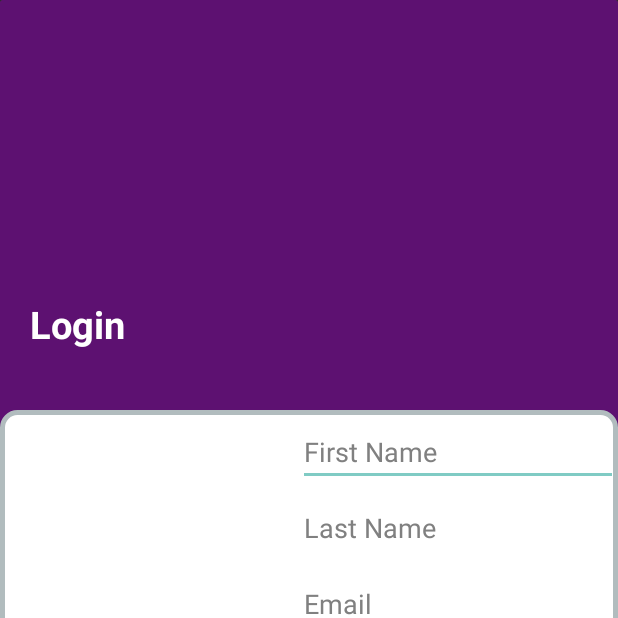
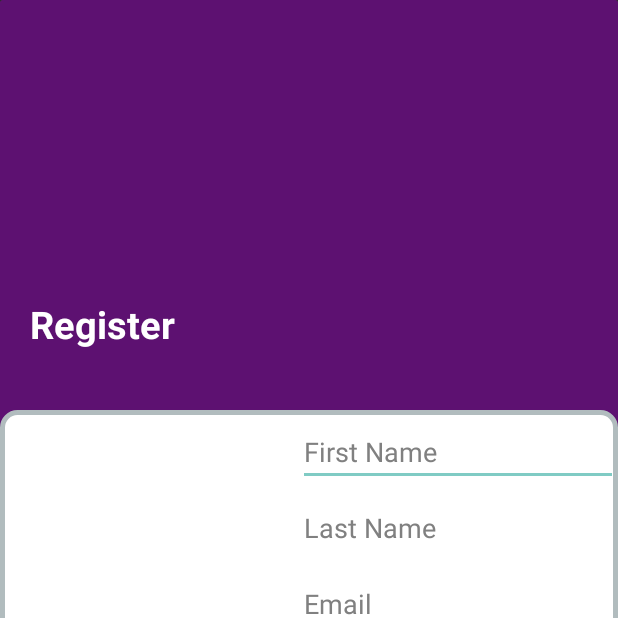
Before and after one commit to ShalevAsor/ChallengesGame, an Android app: the screen it shows after launch (RegisterActivity), after a tap on "Create a new Account!", on a phone screen of 412 x 824 dp, the top half of it. Run offline under Robolectric (Android 15) with nearby library versions, the phone set to English and light mode, and no system bars; our stand-ins replace Firebase (no records; nobody signed in at launch, a user with empty details on screens opened directly); Roboto replaces fonts that are not available here.

Commit message:
add circle to marker, fixed documantation,marker popup

```diff
--- a/app/src/main/java/com/example/myapp/LoginActivity.kt
+++ b/app/src/main/java/com/example/myapp/LoginActivity.kt
@@ -1,10 +1,14 @@
 package com.example.myapp
 
+import android.Manifest
 import android.R.attr
 import android.content.Intent
+import android.content.pm.PackageManager
 import android.os.Bundle
 import android.widget.Toast
 import androidx.appcompat.app.AppCompatActivity
+import androidx.core.app.ActivityCompat
+import androidx.core.content.ContextCompat
 import com.example.myapp.databinding.ActivityLoginBinding
 import com.google.android.gms.auth.api.signin.GoogleSignIn
 import com.google.android.gms.auth.api.signin.GoogleSignInAccount
@@ -26,6 +30,8 @@ class LoginActivity : AppCompatActivity() {
     private lateinit var mGoogleSignInClient: GoogleSignInClient
     private lateinit var googleAccount: GoogleSignInAccount
 
+    private val permissionCode = 101
+
     override fun onCreate(savedInstanceState: Bundle?) {
         super.onCreate(savedInstanceState)
 
@@ -41,8 +47,8 @@ class LoginActivity : AppCompatActivity() {
         binding.registerPage.setOnClickListener {
             updateUI("register")
         }
-        binding.btnlogin.setOnClickListener {
-            val email = binding.eEmail.text.toString()
+        binding.btnLogin.setOnClickListener {
+            val email = binding.loginEmail.text.toString()
             val pass = binding.loginPass.text.toString()
 
             if (email.isNotEmpty() && pass.isNotEmpty()) {
@@ -63,7 +69,7 @@ class LoginActivity : AppCompatActivity() {
             signInGoogle()
 
         }
-
+        requestLocationPermission()
 
     }
 
@@ -124,4 +130,16 @@ class LoginActivity : AppCompatActivity() {
             startActivity(intent)
         }
     }
+    /*
+     * Request location permission,not handling the results here
+     * its done in the MapsActivity by a callback
+     */
+    private fun requestLocationPermission() {
+        if (ContextCompat.checkSelfPermission(this.applicationContext,
+                Manifest.permission.ACCESS_FINE_LOCATION)
+            != PackageManager.PERMISSION_GRANTED) {
+            ActivityCompat.requestPermissions(this, arrayOf(Manifest.permission.ACCESS_FINE_LOCATION),
+                permissionCode)
+        }
+    }
 }
--- /dev/null
+++ b/app/src/main/res/drawable/popup_close_circle.xml
@@ -0,0 +1,4 @@
+<?xml version="1.0" encoding="utf-8"?>
+<shape android:shape="oval" xmlns:android="http://schemas.android.com/apk/res/android">
+    <stroke android:width="2dp" android:color="@color/white"/>
+</shape>
--- a/app/src/main/res/layout/activity_register.xml
+++ b/app/src/main/res/layout/activity_register.xml
@@ -13,13 +13,13 @@
         android:orientation="vertical">
 
         <TextView
-            android:id="@+id/login_welcome"
+            android:id="@+id/registerTitle"
             android:layout_width="218dp"
             android:layout_height="wrap_content"
             android:layout_gravity="start"
             android:layout_marginStart="20dp"
             android:layout_marginBottom="40dp"
-            android:text="@string/login_welcome"
+            android:text="@string/register_title"
             android:textColor="@color/white"
             android:textSize="25sp"
             android:textStyle="bold"
@@ -33,39 +33,39 @@
             android:textAlignment="textStart">
 
             <EditText
-                android:id="@+id/editFName"
+                android:id="@+id/registerFName"
                 android:layout_width="wrap_content"
                 android:layout_height="wrap_content"
                 android:layout_marginStart="10dp"
                 android:layout_marginTop="5dp"
                 android:ems="10"
-                android:hint="@string/registerFirstName"
+                android:hint="@string/register_first_name"
                 android:inputType="textPersonName"
                 android:textColorHint="@color/Gray"
                 android:textColor="@color/Black"
                 android:layout_gravity="end"
                 android:paddingTop="10dp" />
             <EditText
-                android:id="@+id/editLName"
+                android:id="@+id/registerLName"
                 android:layout_width="wrap_content"
                 android:layout_height="wrap_content"
                 android:layout_marginStart="10dp"
                 android:layout_marginTop="5dp"
                 android:ems="10"
-                android:hint="@string/registerLastName"
+                android:hint="@string/register_last_name"
                 android:inputType="textPersonName"
                 android:textColorHint="@color/Gray"
                 android:textColor="@color/Black"
                 android:layout_gravity="end"
                 android:paddingTop="10dp" />
             <EditText
-                android:id="@+id/editEmail"
+                android:id="@+id/registerEmail"
                 android:layout_width="wrap_content"
                 android:layout_height="wrap_content"
                 android:layout_marginStart="10dp"
                 android:layout_marginTop="5dp"
                 android:ems="10"
-                android:hint="@string/registerEmail"
+                android:hint="@string/register_email"
                 android:inputType="textEmailAddress"
                 android:textColorHint="@color/Gray"
                 android:textColor="@color/Black"
@@ -73,7 +73,7 @@
                 android:paddingTop="10dp" />
 
             <EditText
-                android:id="@+id/editPass"
+                android:id="@+id/registerPass"
                 android:layout_width="wrap_content"
                 android:layout_height="wrap_content"
                 android:layout_marginStart="10dp"
@@ -81,19 +81,19 @@
                 android:textColor="@color/Black"
                 android:ems="10"
                 android:layout_gravity="end"
-                android:hint="@string/registerPassword"
+                android:hint="@string/register_password"
                 android:textColorHint="@color/Gray"
                 android:inputType="textPassword"
                 android:textDirection="locale" />
 
             <TextView
-                android:id="@+id/loginPage"
+                android:id="@+id/registerLoginPage"
                 android:layout_width="wrap_content"
                 android:layout_height="wrap_content"
                 android:layout_marginTop="10dp"
                 android:layout_gravity="end"
-                android:layout_marginRight="15dp"
-                android:text="@string/registerHaveAccountLogin"
+                android:layout_marginEnd="15dp"
+                android:text="@string/register_login"
                 android:textColor="#36073E" />
 
             <Button
@@ -103,7 +103,7 @@
                 android:layout_gravity="center"
                 android:layout_marginTop="50dp"
                 android:background="#9C27B0"
-                android:text="@string/registerSignUp"
+                android:text="@string/register_btn_signup"
                 android:textAllCaps="false" />
 
 
--- a/app/src/main/res/values/strings.xml
+++ b/app/src/main/res/values/strings.xml
@@ -2,35 +2,35 @@
     <string name="app_name">MyApp</string>
 
     <!-- Strings login -->
-    <string name="loginEmail">Email</string>
-    <string name="loginPassword">Password</string>
-    <string name="loginLogIn">Log In</string>
-    <string name="loginCreatenewAccount">Create a new Account!</string>
-    <string name="loginResetPassword">Forgot password?</string>
+    <string name="login_email">Email</string>
+    <string name="login_password">Password</string>
+    <string name="login_btn">Log In</string>
+    <string name="login_title">Login</string>
+    <string name="login_create_account">Create a new Account!</string>
+    <string name="login_forgot_pass">Forgot password?</string>
     <string name="loginChangeLanguage">Change language</string>
 
     <!-- Strings register -->
-    <string name="registerAcount">Create a New Account</string>
-    <string name="registerFirstName">First Name</string>
-    <string name="registerLastName">Last Name</string>
-    <string name="registerEmail">Email</string>
-    <string name="registerPassword">Password</string>
-    <string name="registerSignUp">Sign Up</string>
-    <string name="registerHaveAccountLogin">Have Account? Login</string>
+    <string name="register_first_name">First Name</string>
+    <string name="register_last_name">Last Name</string>
+    <string name="register_title">Register</string>
+    <string name="register_email">Email</string>
+    <string name="register_password">Password</string>
+    <string name="register_btn_signup">Sign Up</string>
+    <string name="register_login">Have Account? Login</string>
     <string name="title_activity_maps">MapsActivity</string>
 
     <!-- Strings Top scores -->
     <string name="topScore">Top scores</string>
 
     <!-- Strings challenges -->
-    <string name="addChallenge">Add Challenge</string>
+    <string name="map_add_challenge">Add Challenge</string>
     <string name="title_activity_maps2">MapsActivity2</string>
-    <string name="login_welcome">Login</string>
     <string name="login_register">Register</string>
     <string name="main_welcome">Welcome</string>
     <string name="main_map">Map</string>
     <string name="main_log_out">Log out</string>
-    <string name="main_page">main page</string>
+    <string name="map_main_page">main page</string>
 
 
 </resources>
```
Also changed, not shown: app/src/main/java/com/example/myapp/MapsActivity.kt (+98 -23 lines), app/src/main/java/com/example/myapp/RegisterActivity.kt (+6 -6 lines), app/src/main/res/layout/activity_login.xml (+19 -11 lines), app/src/main/res/layout/activity_maps.xml (+4 -4 lines), app/src/main/res/layout/marker_popup.xml (added, +75 -0 lines).
